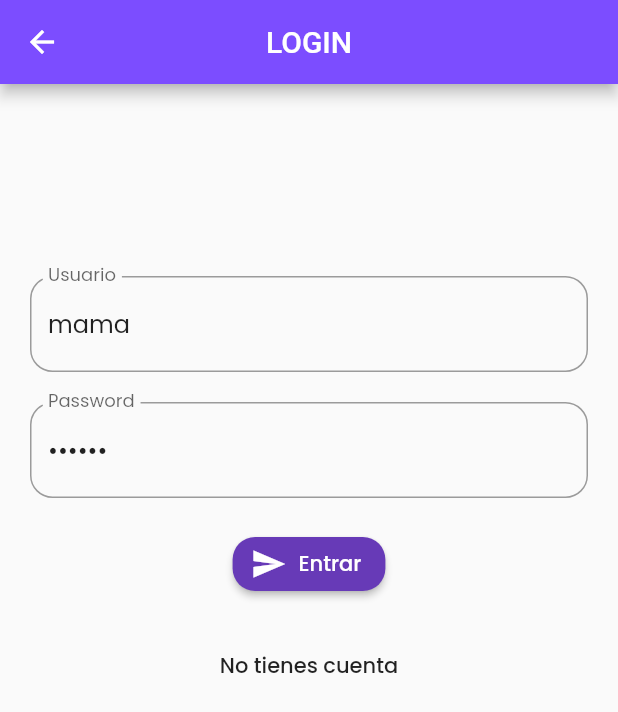
After one commit to mafs2020/design, a Flutter app: the LoginPage screen opened by its route, on a phone screen of 412 x 824 dp. The commit adds this screen. Shown: the top 712 px of the screen. Run offline on Flutter 3.47's test engine with Material 2 defaults, Android fonts, the phone set to English and light mode, and no system bars; our stand-ins replace flutter_secure_storage, google_fonts; missing offline and left inert: adhara_socket_io; accounts and stored records are empty; network calls fail.

Commit message:
toda la parte funcional esta terminada

```diff
--- a/lib/main.dart
+++ b/lib/main.dart
@@ -1,4 +1,3 @@
-import 'package:diseno/pages/administrarDevice.dart';
 import 'package:flutter/material.dart';
 
 import 'package:google_fonts/google_fonts.dart';
@@ -7,6 +6,8 @@ import 'package:diseno/utils/provider.dart';
 
 import 'package:diseno/pages/HomePage.dart';
 import 'package:diseno/pages/Administrar_page.dart';
+import 'package:diseno/pages/loginPages.dart';
+import 'package:diseno/pages/administrarDevice.dart';
 
 
 void main() => runApp(MyApp());
@@ -34,6 +35,7 @@ class MyApp extends StatelessWidget {
         'home': (_) => HomePage(),
         'administrar': (_) => AdministrarPage(),
         'admindevice': (_) => AdminDevices(),
+        'login': (_) => LoginPage(),
       },
     )
     );
--- a/lib/models/usuarioModel.dart
+++ b/lib/models/usuarioModel.dart
@@ -13,13 +13,9 @@ String usuarioModelToJson(UsuarioModel data) => json.encode(data.toJson());
 class UsuarioModel {
     UsuarioModel({
       @required this.idUsuario,
-      // @required this.fkIdCasa,
       @required this.nombre,
       this.rol,
       this.password,
-      // @required this.lugar,
-      // @required this.gpio,
-      // @required this.estado,
     });
 
   int idUsuario;
--- /dev/null
+++ b/lib/pages/loginPages.dart
@@ -0,0 +1,127 @@
+import 'package:diseno/usuarioProvider/usuario_provider.dart';
+import 'package:diseno/widgets/mostrarDialogo.dart';
+import 'package:flutter/material.dart';
+
+class LoginPage extends StatefulWidget {
+  @override
+  _LoginPageState createState() => _LoginPageState();
+}
+
+class _LoginPageState extends State<LoginPage> {
+  final _keyform = GlobalKey<FormState>();
+
+  TextEditingController nombreController = new TextEditingController();
+  TextEditingController passwordController = new TextEditingController();
+  final UsuarioProvider usuarioProvider = UsuarioProvider();
+
+   @override
+  void dispose() {
+    // Clean up the controller when the widget is disposed.
+    nombreController?.dispose();
+    passwordController?.dispose();
+    super.dispose();
+  }
+
+  enviar() async {
+    print( nombreController.text );
+    print( passwordController.text );
+    if(_keyform.currentState.validate()) {
+      final d = await usuarioProvider.login(nombreController.text, passwordController.text);
+      if(d != null){
+        Navigator.pushNamed(context, 'home');
+      } else {
+        mostrarDialogo(context, 'Error', 'contraseña o usuario esta erroneo');
+      }
+    }
+  }
+
+  @override
+  Widget build(BuildContext context) {
+    nombreController.text = 'mama';
+    passwordController.text = '123456';
+    return Scaffold(
+      appBar: AppBar(
+        centerTitle: true,
+        title: Text('LOGIN'),
+        backgroundColor: Colors.deepPurpleAccent,
+      ),
+      body: GestureDetector(
+          onTap: () => FocusScope.of(context).requestFocus( FocusNode() ),
+          child: Container(
+            height: double.infinity,
+            margin: EdgeInsets.all(20.0),
+              child: ListView(
+                children: <Widget>[
+                  Form(
+                      key: _keyform,
+                      child: Container(
+                        height: 500.0,
+                        child: Column(
+                          mainAxisAlignment: MainAxisAlignment.center,
+                          children: <Widget>[
+                            TextFormField(
+                              validator: (String val) {
+                                if(val.length < 4 || val.isEmpty){
+                                  return 'el nombre debe ser mayor a 4';
+                                }
+                                return null;
+                              },
+                              controller: nombreController,
+                              decoration: InputDecoration(
+                                labelText: 'Usuario',
+                                hintText: 'Usuario',
+                                hoverColor: Colors.deepPurple,
+                                focusColor: Colors.deepPurple,
+                                border: OutlineInputBorder(
+                                  borderRadius: BorderRadius.circular(15)
+                                )
+                              ),
+                              cursorColor: Colors.deepPurple,
+                            ),
+                            SizedBox(height: 20.0),
+                            TextFormField(
+                              validator: (String val){
+                                if(val.isEmpty){
+                                  return 'el campo debe ser llenado';
+                                }
+                                return null;
+                              },
+                              obscureText: true,
+                              controller: passwordController,
+                              decoration: InputDecoration(
+                                labelText: 'Password',
+                                hintText: 'Password',
+                                hoverColor: Colors.deepPurple,
+                                focusColor: Colors.deepPurple,
+                                border: OutlineInputBorder(
+                                  borderRadius: BorderRadius.circular(15)
+                                )
+                              ),
+                              cursorColor: Colors.deepPurple,
+                            ),
+                            SizedBox(height: 20.0),
+                            RaisedButton.icon(
+                              shape: RoundedRectangleBorder(
+                                borderRadius: BorderRadius.circular(15.0),
+                              ),
+                              color: Colors.deepPurple,
+                              icon: Icon(Icons.send, color: Colors.white),
+                              label: Text('Entrar', style: TextStyle(color: Colors.white)),
+                              onPressed: enviar
+                            ),
+                            SizedBox(height: 20.0),
+                            FlatButton(
+                              child: Text('No tienes cuenta'),
+                              onPressed: () => Navigator.pushNamed(context, 'register'),
+                            )
+                          ],
+                        ),
+                      ),
+                    ),
+                ],
+              ),
+          ),
+        ),
+    );
+  }
+}
--- a/lib/socket/socket.dart
+++ b/lib/socket/socket.dart
@@ -19,7 +19,7 @@ class SocketCliente {
   SocketCliente._internal();
   // singleton
 
-  final _uri = "http://192.168.0.6:4000/";
+  final _uri = "http://192.168.0.7:4000/";
   iniciarSocket() async {
 
     _socket = await _manager.createInstance(SocketOptions(_uri));
--- a/pubspec.yaml
+++ b/pubspec.yaml
@@ -29,6 +29,8 @@ dependencies:
   adhara_socket_io: ^0.4.1
   http: ^0.12.1
   provider: ^4.1.2
+  # shared_preferences: ^0.5.8
+  flutter_secure_storage: ^3.3.3
 
 dev_dependencies:
   flutter_test:
```
Also changed, not shown: lib/pages/Administrar_page.dart (+30 -17 lines), lib/pages/administrarDevice.dart (+120 -3 lines), lib/pages/splahPage.dart (added, +41 -0 lines), lib/usuarioProvider/usuario_provider.dart (+62 -4 lines), lib/utils/storage.dart (added, +48 -0 lines), lib/widgets/mostrarDialogo.dart (added, +19 -0 lines), pubspec.lock, 1 other file.
